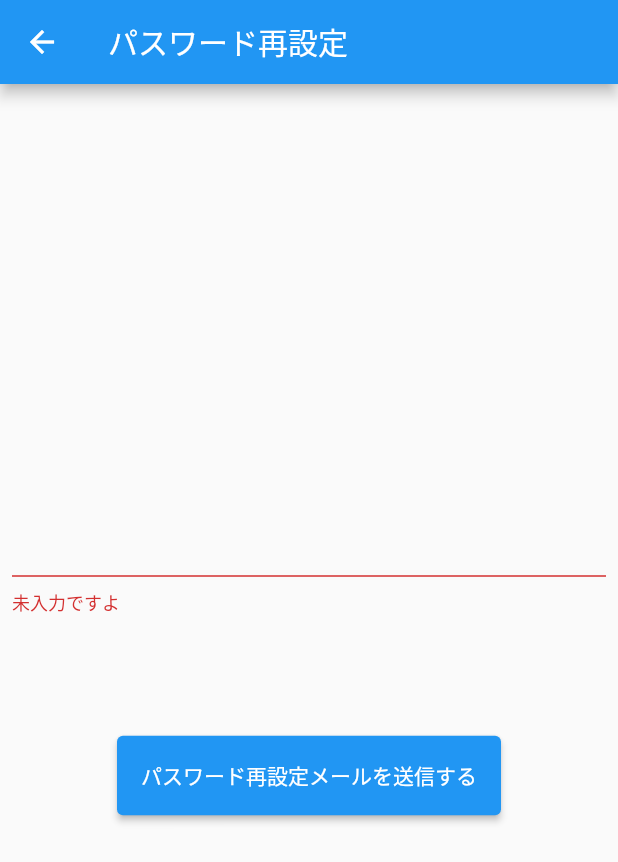
After one commit to k-y-1202/todo_test, a Flutter app: the PassWordReminderPage screen opened directly, after a tap on "パスワード再設定メールを送信する", on a phone screen of 412 x 824 dp. The commit adds this screen. Shown: the top 862 px of the screen. Run offline on Flutter 3.47's test engine with Material 2 defaults, Android fonts, the phone set to English and light mode, and no system bars; our stand-ins replace firebase_auth, firebase_core; accounts and stored records are empty.

Commit message:
パスワード再設定

```diff
--- a/lib/views/auth/auth_page.dart
+++ b/lib/views/auth/auth_page.dart
@@ -5,6 +5,7 @@ import 'package:todo_test/common_widget/margin_sizedbox.dart';
 import 'package:todo_test/main.dart';
 
 import 'package:todo_test/views/auth/components/auth_text_form_field.dart';
+import 'package:todo_test/views/auth/password_reminder_page.dart';
 import 'package:todo_test/views/bottom_navigation/bottom_navigation_page.dart';
 
 class AuthPage extends StatelessWidget {
@@ -34,12 +35,23 @@ class AuthPage extends StatelessWidget {
                 label: 'パスワード',
               ),
               MarginSizedBox.smallHeightMargin,
-              const SizedBox(
+              SizedBox(
                 width: double.infinity,
-                child: Text(
-                  'パスワードを忘れた方はこちら >',
-                  style: TextStyle(color: Colors.blue),
-                  textAlign: TextAlign.end,
+                child: InkWell(
+                  onTap: () {
+                    // （1） 指定した画面に遷移する
+                    // ignore: use_build_context_synchronously
+                    Navigator.push(context, MaterialPageRoute(
+                        // （2） 実際に表示するページ(ウィジェット)を指定する
+                        builder: (context) {
+                      return const PassWordReminderPage();
+                    }));
+                  },
+                  child: const Text(
+                    'パスワードを忘れた方はこちら >',
+                    style: TextStyle(color: Colors.blue),
+                    textAlign: TextAlign.end,
+                  ),
                 ),
               ),
               MarginSizedBox.bigHeightMargin,
@@ -103,13 +115,6 @@ class AuthPage extends StatelessWidget {
                     if (user != null) {
                       print('ログイン成功');
                       // BottomNavigationPage(),
-                      // （1） 指定した画面に遷移する
-                      // ignore: use_build_context_synchronously
-                      Navigator.push(context, MaterialPageRoute(
-                          // （2） 実際に表示するページ(ウィジェット)を指定する
-                          builder: (context) {
-                        return const BottomNavigationPage();
-                      }));
                     } else {
                       // ignore: use_build_context_synchronously
                       showCloseOnlyDialog(
--- /dev/null
+++ b/lib/views/auth/password_reminder_page.dart
@@ -0,0 +1,57 @@
+import 'package:firebase_auth/firebase_auth.dart';
+import 'package:flutter/material.dart';
+import 'package:todo_test/common_widget/margin_sizedbox.dart';
+
+class PassWordReminderPage extends StatelessWidget {
+  const PassWordReminderPage({super.key});
+
+  @override
+  Widget build(BuildContext context) {
+    final GlobalKey<FormState> formKey = GlobalKey<FormState>();
+    final TextEditingController emailController = TextEditingController();
+    return Scaffold(
+      appBar: AppBar(
+        title: const Text('パスワード再設定'),
+      ),
+      body: Padding(
+        padding: const EdgeInsets.all(8.0),
+        child: Form(
+          key: formKey,
+          child: Column(
+            mainAxisAlignment: MainAxisAlignment.center,
+            children: [
+              TextFormField(
+                controller: emailController,
+                validator: (value) {
+                  if (value == null || value == '') {
+                    return '未入力ですよ';
+                  }
+                  return null;
+                },
+              ),
+              MarginSizedBox.bigHeightMargin,
+              ElevatedButton(
+                onPressed: () async {
+                  if (formKey.currentState!.validate()) {
+                    //成功
+                    try {
+                      await FirebaseAuth.instance
+                          .sendPasswordResetEmail(email: emailController.text);
+                      print("パスワードリセット用のメールを送信しました");
+                    } catch (e) {
+                      print(e);
+                    }
+                  }
+                },
+                child: const Padding(
+                  padding: EdgeInsets.symmetric(vertical: 16.0),
+                  child: Text('パスワード再設定メールを送信する'),
+                ),
+              )
+            ],
+          ),
+        ),
+      ),
+    );
+  }
+}
```
